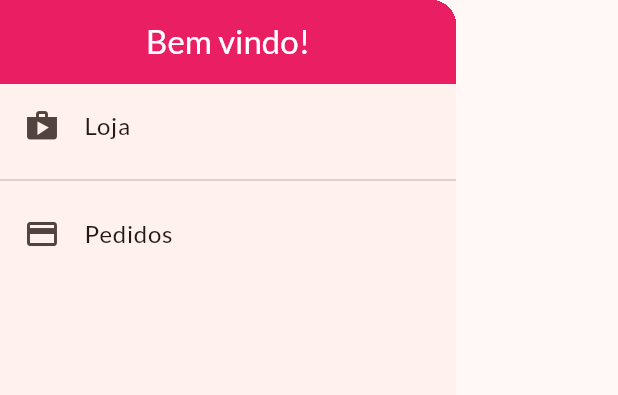
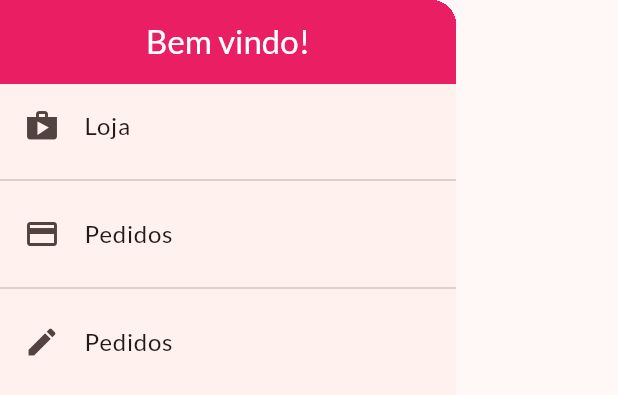
Before and after one commit to maxcielOliv/flutter_shop, a Flutter app: the AppDrawer widget shown alone on an empty page, opened directly, on a phone screen of 412 x 824 dp. Shown: the top 395 px of the screen. Run offline on Flutter 3.47's test engine with Material 3 defaults, Android fonts, the phone set to English and light mode, and no system bars; network calls fail.

Commit message:
product page edit

```diff
--- a/lib/src/app.dart
+++ b/lib/src/app.dart
@@ -6,6 +6,7 @@ import 'package:flutter_shop/src/ui/pages/cart_page.dart';
 import 'package:flutter_shop/src/ui/pages/orders_page.dart';
 import 'package:flutter_shop/src/ui/pages/product_detail_page.dart';
 import 'package:flutter_shop/src/ui/pages/product_overview_page.dart';
+import 'package:flutter_shop/src/ui/pages/products_page.dart';
 import 'package:flutter_shop/src/util/app_routes.dart';
 import 'package:provider/provider.dart';
 
@@ -47,6 +48,7 @@ class App extends StatelessWidget {
           AppRoutes.productDetail: (context) => const ProductDetailPage(),
           AppRoutes.cartPage: (context) => const CartPage(),
           AppRoutes.ordersPage: (context) => const OrdersPage(),
+          AppRoutes.productsPage: (context) => const ProductsPage(),
         },
       ),
     );
--- a/lib/src/data/providers/product_list.dart
+++ b/lib/src/data/providers/product_list.dart
@@ -9,6 +9,10 @@ class ProductList with ChangeNotifier {
   List<Product> get favoriteItems =>
       _items.where((prod) => prod.isFavorite).toList();
 
+  int get itemsCount {
+    return _items.length;
+  }
+
   void addProduct(Product product) {
     items.add(product);
     notifyListeners();
--- a/lib/src/ui/widgets/app_drawer.dart
+++ b/lib/src/ui/widgets/app_drawer.dart
@@ -33,6 +33,15 @@ class AppDrawer extends StatelessWidget {
             onTap: () {
               Navigator.of(context).pushReplacementNamed(AppRoutes.ordersPage);
             },
+          ),
+          Divider(),
+          ListTile(
+            leading: Icon(Icons.edit),
+            title: Text('Pedidos'),
+            onTap: () {
+              Navigator.of(context)
+                  .pushReplacementNamed(AppRoutes.productsPage);
+            },
           )
         ],
       ),
--- a/lib/src/ui/widgets/product_grid_item.dart
+++ b/lib/src/ui/widgets/product_grid_item.dart
@@ -31,6 +31,7 @@ class ProductGridItem extends StatelessWidget {
           trailing: IconButton(
             onPressed: () {
               cart.addItem(product);
+              ScaffoldMessenger.of(context).hideCurrentSnackBar();
               ScaffoldMessenger.of(context).showSnackBar(
                 SnackBar(
                   content: const Text('Produto adicionado com sucesso!'),
--- a/lib/src/util/app_routes.dart
+++ b/lib/src/util/app_routes.dart
@@ -3,4 +3,5 @@ class AppRoutes {
   static const productDetail = '/product-detail';
   static const cartPage = '/cart-page';
   static const ordersPage = '/orders-page';
+  static const productsPage = '/products-page';
 }
```
Also changed, not shown: lib/src/ui/pages/products_page.dart (added, +24 -0 lines).
